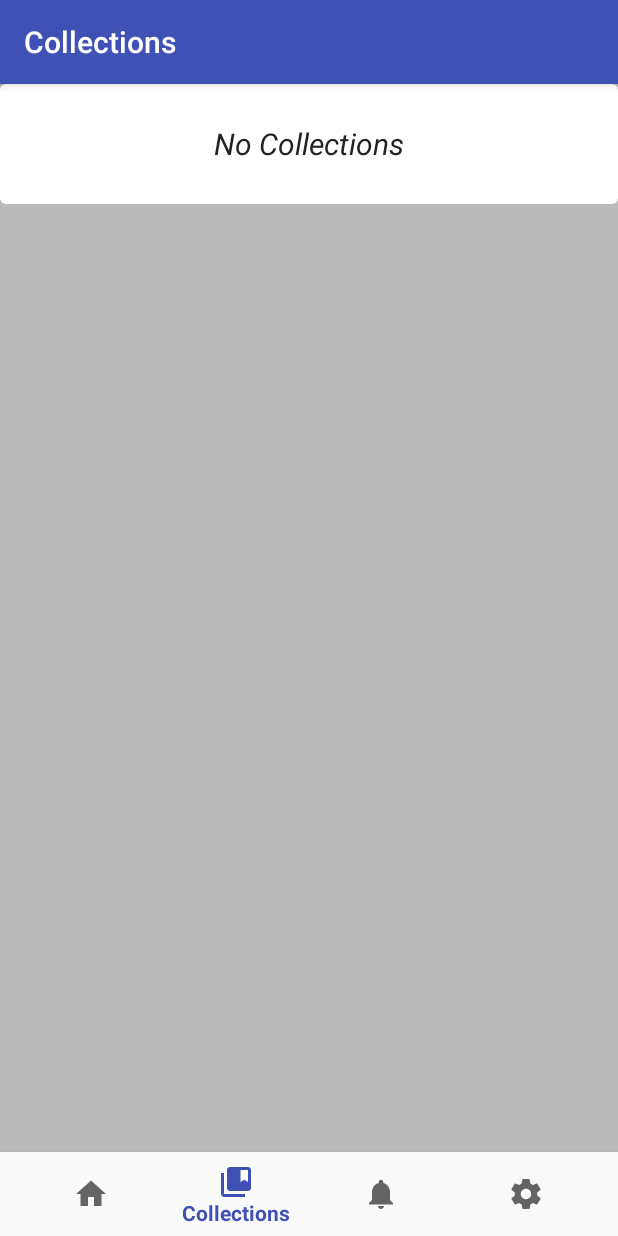
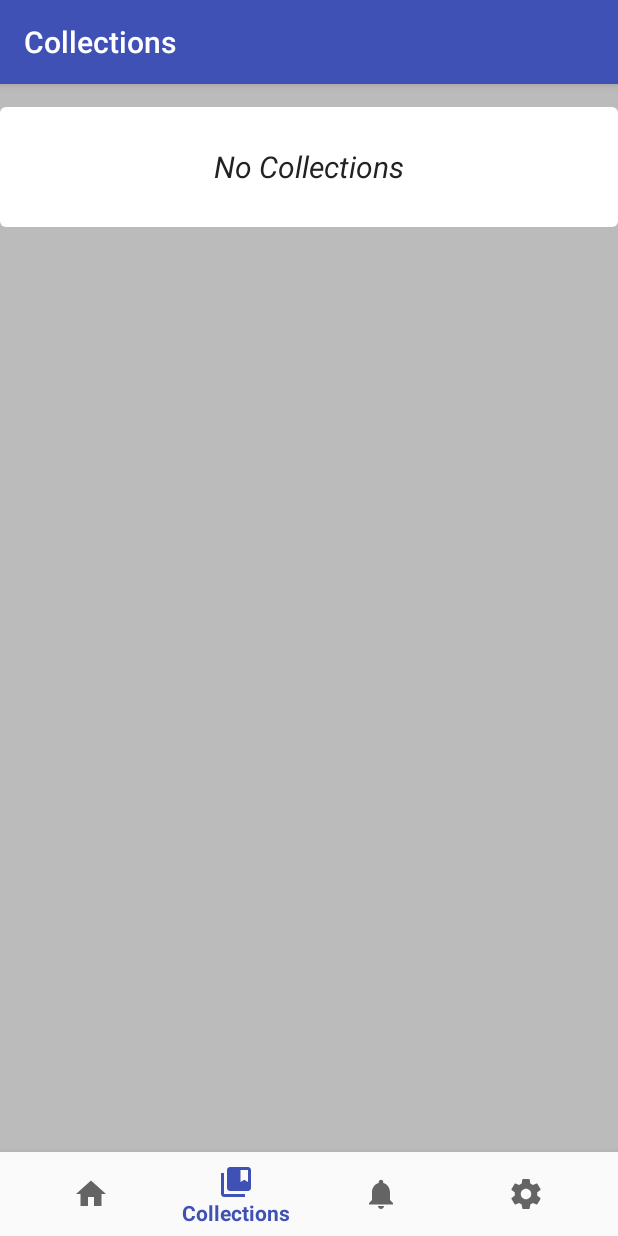
Before and after one commit to amikoj/AndroidDemo, an Android app: the screen it shows after launch (MainActivity), item 2 of the bottom bar chosen, on a phone screen of 412 x 824 dp. Run offline under Robolectric (Android 15) with nearby library versions, the phone set to English and light mode, and no system bars.

Commit message:
fix mirrior.

```diff
--- a/rimedoj/src/main/res/layout/fragment_dashboard.xml
+++ b/rimedoj/src/main/res/layout/fragment_dashboard.xml
@@ -26,6 +26,9 @@
                 android:clipChildren="false"
                 tools:listitem="@layout/item_collection_list"/>
         <TextView
+            android:layout_marginTop="@dimen/recycle_item_start_end_padding"
+            android:paddingStart="@dimen/recycle_item_start_end_padding"
+            android:paddingEnd="@dimen/recycle_item_start_end_padding"
             android:id="@+id/no_collections"
             android:layout_width="match_parent"
             android:layout_height="@dimen/collection_item_height"
--- a/rimedoj/src/main/res/layout/fragment_notification.xml
+++ b/rimedoj/src/main/res/layout/fragment_notification.xml
@@ -26,6 +26,9 @@
             android:clipChildren="false"
             tools:listitem="@layout/item_collection_list"/>
         <TextView
+            android:layout_marginTop="@dimen/recycle_item_start_end_padding"
+            android:paddingStart="@dimen/recycle_item_start_end_padding"
+            android:paddingEnd="@dimen/recycle_item_start_end_padding"
             android:id="@+id/no_notification"
             android:layout_width="match_parent"
             android:layout_height="@dimen/collection_item_height"
```
